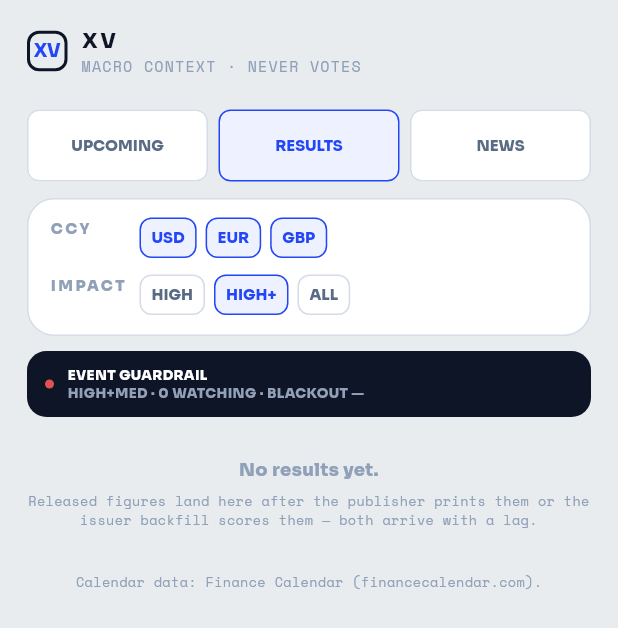
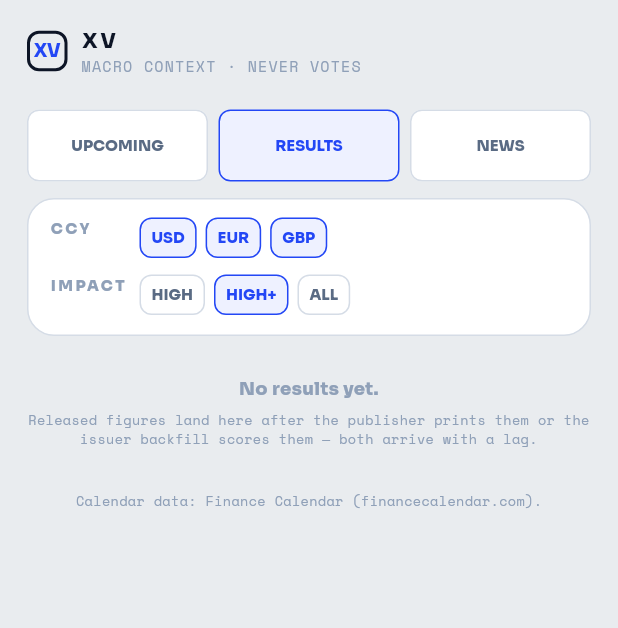
Before and after one commit to amworx/xau-vote, a Flutter app: the EventsScreen widget shown alone on an empty page, opened directly, after a tap on "RESULTS", on a phone screen of 412 x 824 dp. Shown: the top 628 px of the screen. Run offline on Flutter 3.47's test engine with Material 3 defaults, Android fonts, the phone set to English and light mode, and no system bars; our stand-ins replace firebase_messaging, shared_preferences, skeletonizer, supabase_flutter; accounts and stored records are empty; network calls fail.

Commit message:
fix(events): guard line only on Upcoming tab

```diff
--- a/src/app/lib/screens/events_screen.dart
+++ b/src/app/lib/screens/events_screen.dart
@@ -137,6 +137,13 @@ class _EventsScreenState extends State<EventsScreen> {
 
   @override
   Widget build(BuildContext context) {
+    // The guard line belongs to the Upcoming tab: it counts down a blackout
+    // for releases that have not happened yet. Above past results it is
+    // irrelevant chrome on a ticking rebuild — and a flicker source — so it
+    // renders only where its information lives.
+    final guard = _tab == 0
+        ? [const SizedBox(height: 10), _guardLine()]
+        : const <Widget>[];
     return ListView(
       key: const PageStorageKey<String>('events'),
       // Horizontal gutters belong to the shared chrome (header 18px, cards
@@ -147,8 +154,7 @@ class _EventsScreenState extends State<EventsScreen> {
         _tabBar(),
         const SizedBox(height: 11),
         _filterCard(),
-        const SizedBox(height: 10),
-        _guardLine(),
+        ...guard,
         const SizedBox(height: 10),
         switch (_tab) {
           0 => _upcomingPane(),
```
